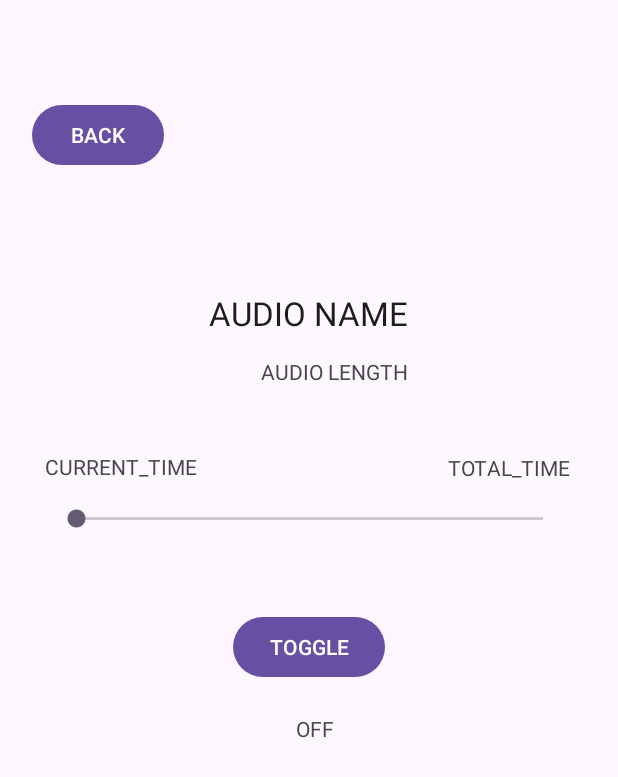
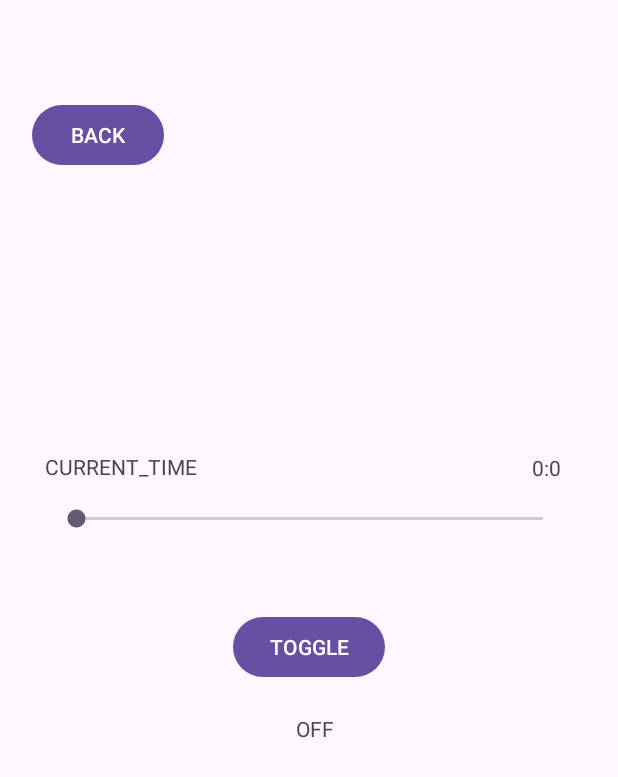
Before and after one commit to worghet/ICS4U___EMBEAR, an Android app: the AudioActivity screen opened directly, with no data from a screen before it, on a phone screen of 412 x 824 dp. Shown: the top 777 px of the screen. Run offline under Robolectric (Android 15) with nearby library versions, the phone set to English and light mode, and no system bars.

Commit message:
added pausing, playing when not fullscreen, audioplayer now singleton. NEXT: GET DURATION: SETUP SEEKBAR

```diff
--- a/app/src/main/java/com/example/ics4u___embear/Audio.java
+++ b/app/src/main/java/com/example/ics4u___embear/Audio.java
@@ -1,71 +1,71 @@
 package com.example.ics4u___embear;
 
+import android.media.MediaMetadataRetriever;
+import android.media.MediaPlayer;
 import android.net.Uri;
+import android.util.Log;
 
-// data object - RENAME TO TRACK?
+import java.io.IOException;
+
+// Data object for Audio (can rename to Track if preferred)
 public class Audio {
 
-    // fields
-    private long lengthTime;
+    // Fields
+    private long lengthTime; // Duration in milliseconds
     private String name, artist;
     private String filePath;
-//    private Uri uri;
-    // private image icon
+    private MediaMetadataRetriever metadataRetriever= new MediaMetadataRetriever();
 
-    // methods (just getters / setters)
-//    public Audio(String filePath) {
-//        this.filePath = filePath;
-//    }
-
+    // Constructor
     public Audio(String name, String filePath) {
         this.name = name;
         this.filePath = filePath;
+//        metadataRetriever.setDataSource(filePath);
     }
+
 
     public Audio(String name) {
         this.name = name;
     }
 
-//    public Uri getUri() {
-//        return uri;
-//    }
-//
-//    public void setUri;
+    // Getters and Setters
+    public String getFilePath() {
+        return filePath;
+    }
 
     public void setFilePath(String filePath) {
         this.filePath = filePath;
+//        this.lengthTime = getAudioDuration(Uri.parse(filePath)); // Update duration if file path changes
     }
 
-    public String getFilePath() {
-        return filePath;
+    public String getName() {
+        return name;
     }
 
     public void setName(String name) {
         this.name = name;
     }
 
-    public String getName() {
-        return name;
+    public String getArtist() {
+        return artist;
     }
 
     public void setArtist(String artist) {
         this.artist = artist;
     }
 
-    public String getArtist() {
-        return artist;
-    }
-
-
     public long getLengthTime() {
         return lengthTime;
     }
 
-    public void setLengthTime(long lengthTime) {
-        this.lengthTime = lengthTime;
+    // MM:SS
+    static public String millisecondsToSeconds(long milliseconds) {
+        int minutes, seconds;
+
+        seconds = (int) milliseconds / 1000;
+        minutes = seconds / 60;
+        seconds %= 60;
+
+        return (minutes + ":" + seconds);
     }
-
-    // static intent to audio file converter here
-
-
 }
--- a/app/src/main/java/com/example/ics4u___embear/AudioActivity.java
+++ b/app/src/main/java/com/example/ics4u___embear/AudioActivity.java
@@ -1,9 +1,6 @@
 package com.example.ics4u___embear;
 
-import android.media.MediaPlayer;
 import android.os.Bundle;
-import android.provider.MediaStore;
-import android.util.Log;
 import android.view.View;
 import android.widget.TextView;
 
@@ -13,10 +10,8 @@ import java.io.IOException;
 
 public class AudioActivity extends AppCompatActivity {
 
-    TextView audioNameBox, onOffBox;
+    TextView audioNameBox, onOffBox, totalTimeBox, durationBox;
     AudioPlayer audioPlayer;
-    Audio audio;
-
     @Override
     protected void onCreate(Bundle savedInstanceState) {
         super.onCreate(savedInstanceState);
@@ -39,16 +34,17 @@ public class AudioActivity extends AppCompatActivity {
     private void renderAudioData() throws IOException {
         audioNameBox = findViewById(R.id.audioName);
         onOffBox = findViewById(R.id.playingStatus);
-        audio = PlayData.getPlaylist(getIntent().getIntExtra("PLAYLIST_INDEX", 0)).getAudioList().get(getIntent().getIntExtra("AUDIO_INDEX", 0));
-        audioNameBox.setText(audio.getName());
-        audioPlayer = new AudioPlayer();
+        totalTimeBox = findViewById(R.id.totalTime);
+        audioPlayer = AudioPlayer.getAudioPlayer();
+        audioNameBox.setText(getIntent().getStringExtra("AUDIO_NAME"));
+        totalTimeBox.setText(Audio.millisecondsToSeconds(getIntent().getLongExtra("AUDIO_LENGTH", 0)));
     }
 
     public void togglePlaying(View view) throws IOException {
-//        audioPlayer.togglePlaying();
+        audioPlayer.togglePlaying();
 //        onOffBox.setText(audioPlayer.isPlaying());
 
-        onOffBox.setText("PLAYING!");
+        onOffBox.setText("TOGGLED!");
 
 
     }
--- a/app/src/main/java/com/example/ics4u___embear/AudioPlayer.java
+++ b/app/src/main/java/com/example/ics4u___embear/AudioPlayer.java
@@ -4,6 +4,7 @@ package com.example.ics4u___embear;
 import android.content.Context;
 import android.media.MediaPlayer;
 import android.net.Uri;
+import android.provider.MediaStore;
 
 import java.io.IOException;
 
@@ -16,12 +17,13 @@ public class AudioPlayer {
 
     // fields
 
+    private static AudioPlayer audioPlayer = new AudioPlayer();
     private Audio audioPlaying;
-    private long timeProgress;
+    private int timeProgress;
     private MediaPlayer mediaPlayer;
     private boolean isPlaying;
 
-    public AudioPlayer() {
+    private AudioPlayer() {
         isPlaying = false;
         mediaPlayer = new MediaPlayer();
         timeProgress = 0;
@@ -30,9 +32,9 @@ public class AudioPlayer {
 
 
     // methods (getters / setters)
-//    public AudioPlayer getAudioPlayer() {
-//        return audioPlayer;
-//    }
+    public static AudioPlayer getAudioPlayer() {
+        return audioPlayer;
+    }
 
     public Audio getAudioPlaying() {
         return audioPlaying;
@@ -46,7 +48,7 @@ public class AudioPlayer {
         return timeProgress;
     }
 
-    public void setTimeProgress(long timeProgress) {
+    public void setTimeProgress(int timeProgress) {
         this.timeProgress = timeProgress;
     }
 
@@ -71,6 +73,10 @@ public class AudioPlayer {
 
     }
 
+    public MediaPlayer getMediaPlayer() {
+        return mediaPlayer;
+    }
+
     public void playAudio(Context context, Audio audio) throws IOException {
         if (isPlaying) {
             togglePlaying();
@@ -78,22 +84,25 @@ public class AudioPlayer {
 
         mediaPlayer.reset();  // Reset the MediaPlayer to clear the previous state
 
+        audioPlaying = audio;
         mediaPlayer.setDataSource(context, Uri.parse(audio.getFilePath()));  // Set the new audio source
 
         mediaPlayer.prepare();  // Prepare the MediaPlayer to start playing
         mediaPlayer.start();  // Start playing the audio
-//        togglePlaying();
+        isPlaying = true;
     }
 
     // pause / resume
     public void togglePlaying() {
         if (isPlaying) {
             // turn off
+            timeProgress = mediaPlayer.getCurrentPosition();
             mediaPlayer.pause();
 
         }
         else {
-//            mediaPlayer.
+            mediaPlayer.start();
+            mediaPlayer.seekTo(timeProgress);
             // turn on
         }
 
@@ -120,4 +129,5 @@ public class AudioPlayer {
     }
 
 
+
 }
--- a/app/src/main/res/layout/activity_audio.xml
+++ b/app/src/main/res/layout/activity_audio.xml
@@ -58,18 +58,6 @@
         app:layout_constraintStart_toStartOf="parent"
         app:layout_constraintTop_toTopOf="parent" />
 
-    <TextView
-        android:id="@+id/audioLengthBox"
-        android:layout_width="wrap_content"
-        android:layout_height="wrap_content"
-        android:text="AUDIO LENGTH"
-        app:layout_constraintBottom_toBottomOf="parent"
-        app:layout_constraintEnd_toEndOf="parent"
-        app:layout_constraintHorizontal_bias="0.555"
-        app:layout_constraintStart_toStartOf="parent"
-        app:layout_constraintTop_toBottomOf="@+id/audioName"
-        app:layout_constraintVertical_bias="0.025" />
-
     <SeekBar
         android:id="@+id/seekBar2"
         android:layout_width="343dp"
```
Also changed, not shown: app/src/main/java/com/example/ics4u___embear/PlaylistActivity.java (+37 -8 lines), app/src/main/res/layout/activity_playlist.xml (+13 -0 lines).
